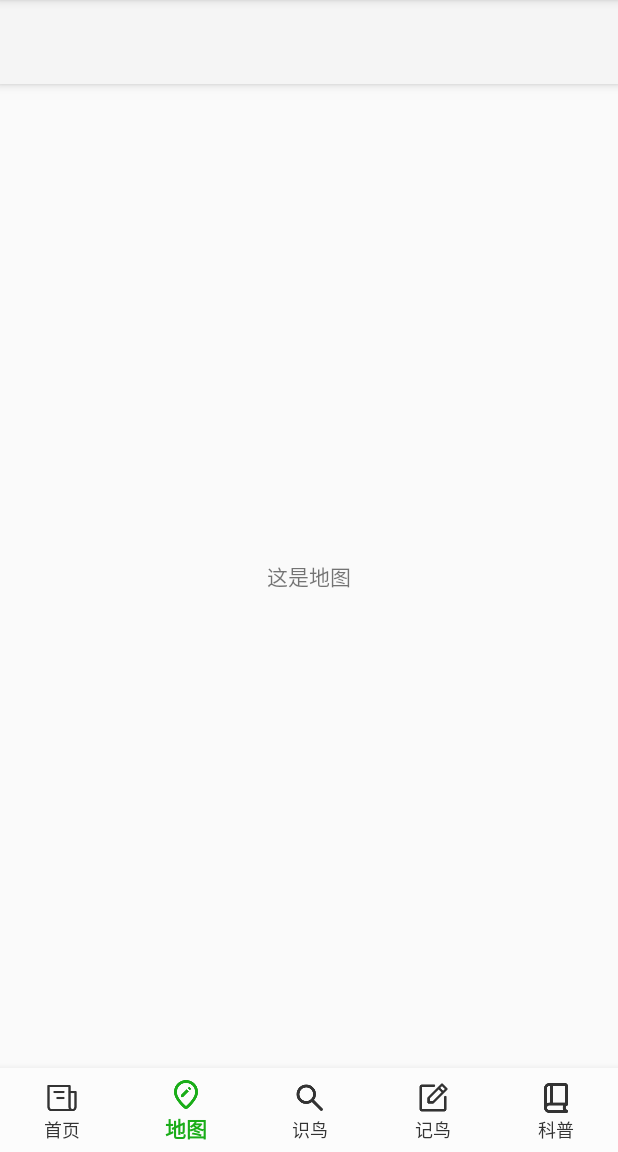
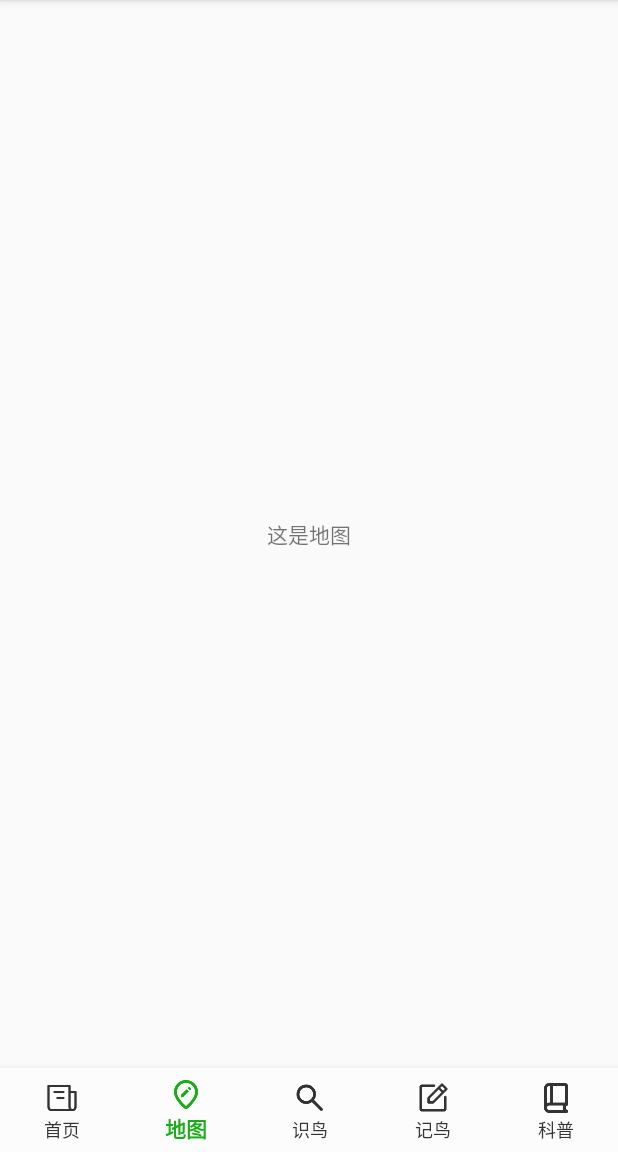
Before and after one commit to rainkaze/bird-watcher, an Android app: the screen it shows after launch (MainActivity), item 2 of the bottom bar chosen, on a phone screen of 412 x 824 dp, the part 84-1236 px from its top. Run offline under Robolectric (Android 15) with nearby library versions, the phone set to English and light mode, and no system bars; 2 statements that could not run were skipped.

Commit message:
💄 删除顶部标题栏

```diff
--- a/app/src/main/res/layout/activity_main.xml
+++ b/app/src/main/res/layout/activity_main.xml
@@ -7,22 +7,13 @@
     android:layout_height="match_parent"
     tools:context=".MainActivity">
 
-    <androidx.appcompat.widget.Toolbar
-        android:id="@+id/toolbar"
-        android:layout_width="match_parent"
-        android:layout_height="?attr/actionBarSize"
-        android:background="?attr/colorPrimary"
-        android:theme="@style/ThemeOverlay.AppCompat.Dark.ActionBar"
-        app:popupTheme="@style/ThemeOverlay.AppCompat.Light"
-        android:elevation="4dp"
-        android:layout_alignParentTop="true"
-        />
+
     <FrameLayout
         android:id="@+id/fragment_container"
         android:layout_width="match_parent"
         android:layout_height="match_parent"
         android:layout_above="@id/bottom_navigation"
-        android:layout_below="@id/toolbar" />
+         />
 
 
     <com.google.android.material.bottomnavigation.BottomNavigationView
```
